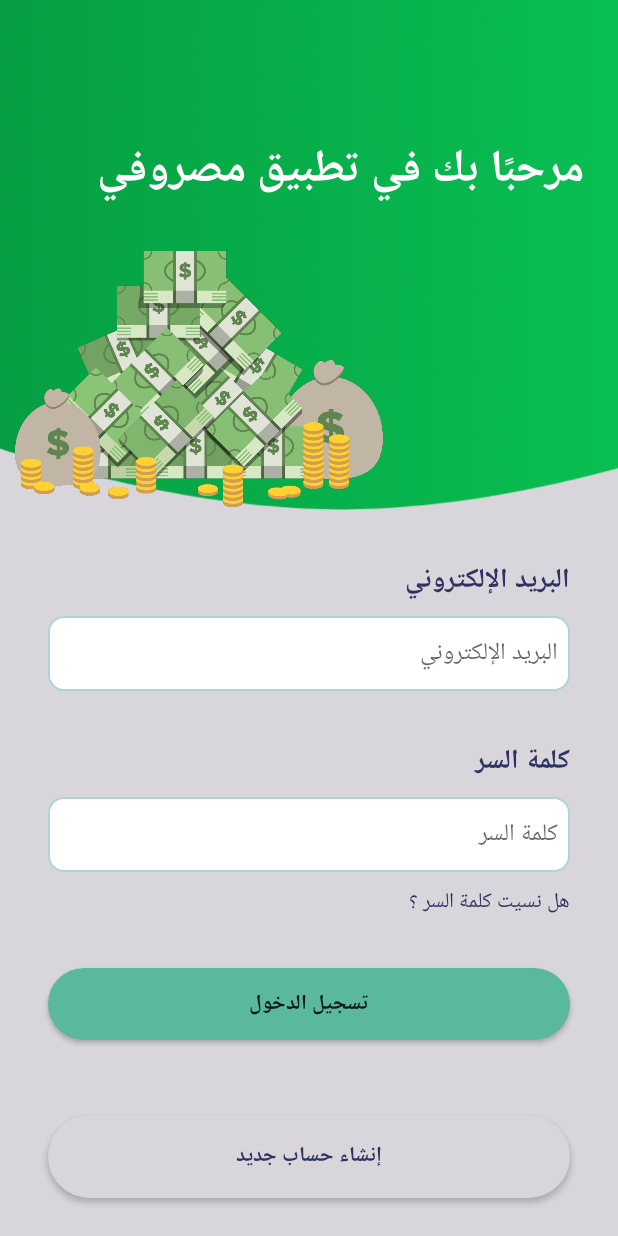
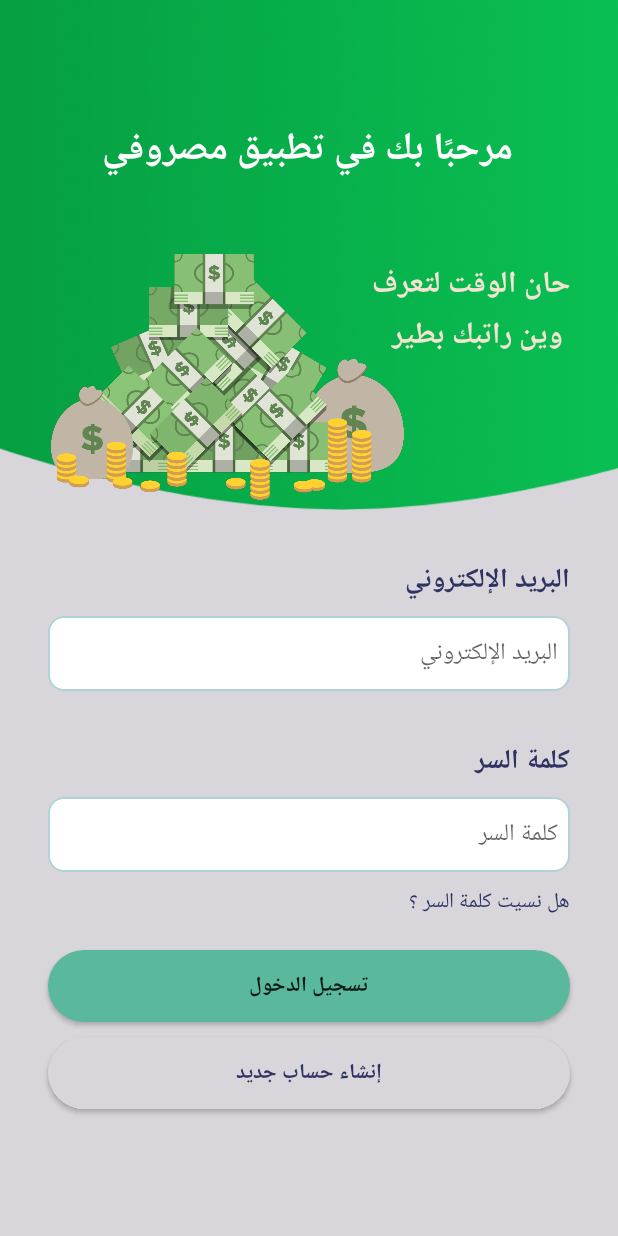
Before and after one commit to Adam-Saleem/Masroofe, an Android app: the screen it shows after launch (LoginActivity), on a phone screen of 412 x 824 dp. Run offline under Robolectric (Android 15) with nearby library versions, the phone set to English and light mode, and no system bars.

Commit message:
editScreensLayout

```diff
--- a/app/src/main/java/com/example/masroofe/LoginActivity.java
+++ b/app/src/main/java/com/example/masroofe/LoginActivity.java
@@ -12,8 +12,8 @@ public class LoginActivity extends AppCompatActivity {
         super.onCreate(savedInstanceState);
         setContentView(R.layout.login_activity);
 
-        getWindow().setFlags(WindowManager.LayoutParams.FLAG_FULLSCREEN,
-                WindowManager.LayoutParams.FLAG_FULLSCREEN);
+//        getWindow().setFlags(WindowManager.LayoutParams.FLAG_FULLSCREEN,
+//                WindowManager.LayoutParams.FLAG_FULLSCREEN);
 
         getSupportActionBar().hide();
 
--- a/app/src/main/res/layout/login_activity.xml
+++ b/app/src/main/res/layout/login_activity.xml
@@ -27,6 +27,7 @@
         app:layout_constraintVertical_bias="0.0"
         app:srcCompat="@drawable/top_background" />
 
+
     <TextView
         android:id="@+id/titleInLoginActivity"
         android:layout_width="wrap_content"
@@ -34,20 +35,36 @@
         android:layout_marginEnd="16dp"
         android:text="@string/mainTitleInLoginActivity"
         android:textColor="@color/white"
-        android:textSize="30sp"
+        android:textSize="25sp"
         android:textStyle="bold"
         app:layout_constraintBottom_toBottomOf="@+id/topBackgrond"
         app:layout_constraintEnd_toEndOf="parent"
-        app:layout_constraintHorizontal_bias="0.909"
+        app:layout_constraintHorizontal_bias="0.555"
         app:layout_constraintStart_toStartOf="parent"
         app:layout_constraintTop_toTopOf="parent"
-        app:layout_constraintVertical_bias="0.307" />
+        app:layout_constraintVertical_bias="0.266" />
+
+    <TextView
+        android:id="@+id/textView"
+        android:layout_width="wrap_content"
+        android:layout_height="wrap_content"
+        android:layout_marginEnd="32dp"
+        android:text="@string/noteInLoginActivity"
+        android:textColor="@color/champagne"
+        android:textSize="20sp"
+        android:textStyle="bold"
+        app:layout_constraintBottom_toTopOf="@+id/linearLayout"
+        app:layout_constraintEnd_toEndOf="parent"
+        app:layout_constraintHorizontal_bias="1.0"
+        app:layout_constraintStart_toEndOf="@+id/imgMoney"
+        app:layout_constraintTop_toBottomOf="@+id/titleInLoginActivity"
+        app:layout_constraintVertical_bias="0.343" />
 
     <ImageView
         android:id="@+id/imgMoney"
-        android:layout_width="245dp"
-        android:layout_height="177dp"
-        android:layout_marginStart="84dp"
+        android:layout_width="235dp"
+        android:layout_height="180dp"
+        android:layout_marginStart="108dp"
         android:layout_marginTop="16dp"
         app:layout_constraintBottom_toBottomOf="@+id/topBackgrond"
         app:layout_constraintStart_toStartOf="@+id/topBackgrond"
@@ -56,105 +73,109 @@
         app:srcCompat="@drawable/money" />
 
     <LinearLayout
+        android:id="@+id/linearLayout"
         android:layout_width="match_parent"
         android:layout_height="0dp"
         android:orientation="vertical"
         app:layout_constraintBottom_toBottomOf="parent"
         app:layout_constraintEnd_toEndOf="parent"
+        app:layout_constraintHorizontal_bias="0.0"
         app:layout_constraintStart_toStartOf="parent"
-        app:layout_constraintTop_toBottomOf="@+id/topBackgrond">
+        app:layout_constraintTop_toBottomOf="@+id/topBackgrond"
+        app:layout_constraintVertical_bias="0.0">
 
         <TextView
             android:id="@+id/emailTitle"
             android:layout_width="match_parent"
             android:layout_height="wrap_content"
+            android:layout_marginTop="32dp"
             android:layout_marginEnd="32dp"
+            android:text="@string/emailTitle"
+            android:textAlignment="textStart"
             android:textColor="@color/head_filed_color"
-            android:textAlignment="textStart"
-            android:layout_marginTop="32dp"
             android:textSize="18sp"
-            android:textStyle="bold"
-            android:text="@string/emailTitle" />
+            android:textStyle="bold" />
 
         <EditText
             android:id="@+id/email"
             android:layout_width="match_parent"
             android:layout_height="50dp"
             android:layout_marginStart="32dp"
+            android:layout_marginTop="8dp"
             android:layout_marginEnd="32dp"
+            android:background="@drawable/edit_text"
+            android:ems="10"
+            android:hint="البريد الإلكتروني"
+            android:inputType="textPersonName"
             android:padding="8dp"
-            android:ems="10"
-            android:background="@drawable/edit_text"
             android:textColor="@color/place_holder_color"
-            android:inputType="textPersonName"
-            android:hint="البريد الإلكتروني"
-            android:textSize="16sp"
-            android:layout_marginTop="8dp"/>
+            android:textSize="16sp" />
 
         <TextView
             android:id="@+id/passwordTitle"
             android:layout_width="match_parent"
             android:layout_height="wrap_content"
+            android:layout_marginTop="32dp"
             android:layout_marginEnd="32dp"
+            android:text="@string/passwordTitle"
+            android:textAlignment="textStart"
             android:textColor="@color/head_filed_color"
-            android:textAlignment="textStart"
-            android:layout_marginTop="32dp"
             android:textSize="18sp"
-            android:textStyle="bold"
-            android:text="@string/passwordTitle" />
+            android:textStyle="bold" />
 
         <EditText
             android:id="@+id/password"
             android:layout_width="match_parent"
             android:layout_height="50dp"
             android:layout_marginStart="32dp"
+            android:layout_marginTop="8dp"
             android:layout_marginEnd="32dp"
+            android:background="@drawable/edit_text"
+            android:ems="10"
+            android:hint="كلمة السر"
+            android:inputType="textPersonName"
             android:padding="8dp"
-            android:ems="10"
-            android:background="@drawable/edit_text"
             android:textColor="@color/place_holder_color"
-            android:inputType="textPersonName"
-            android:hint="كلمة السر"
-            android:textSize="16sp"
-            android:layout_marginTop="8dp"/>
+            android:textSize="16sp" />
 
         <TextView
             android:id="@+id/forgetPass"
             android:layout_width="match_parent"
             android:layout_height="wrap_content"
+            android:layout_marginTop="8dp"
+            android:layout_marginEnd="32dp"
             android:text="@string/forgetPass"
             android:textAlignment="textStart"
-            android:layout_marginEnd="32dp"
-            android:layout_marginTop="8dp"
-            android:textColor="#2f3363"/>
+            android:textColor="#2f3363" />
 
         <androidx.appcompat.widget.AppCompatButton
             android:id="@+id/loginBtn"
             android:layout_width="match_parent"
             android:layout_height="wrap_content"
+            android:layout_marginStart="32dp"
+            android:layout_marginTop="20dp"
+            android:layout_marginEnd="32dp"
             android:background="@drawable/btn_background"
             android:text="@string/loginBtnTitle"
-            android:textStyle="bold"
-            android:layout_marginTop="32dp"
-            android:layout_marginStart="32dp"
-            android:layout_marginEnd="32dp"/>
+            android:textStyle="bold" />
 
         <androidx.appcompat.widget.AppCompatButton
             android:id="@+id/signUpBtnInLoginActivity"
             android:layout_width="match_parent"
-            android:layout_height="55sp"
+            android:layout_height="wrap_content"
+            android:layout_marginStart="32dp"
+            android:layout_marginTop="10dp"
             android:layout_marginEnd="32dp"
-            android:layout_marginStart="32dp"
-            android:textStyle="bold"
+            android:background="@drawable/btnsignup_background"
+            android:text="إنشاء حساب جديد"
             android:textColor="@color/head_filed_color"
-            android:layout_marginTop="50dp"
-            android:background="@drawable/btnsignup_background"
-            android:text="إنشاء حساب جديد" />
+            android:textStyle="bold" />
 
 
     </LinearLayout>
 
 
+
 </androidx.constraintlayout.widget.ConstraintLayout>
 
 </LinearLayout>
--- a/app/src/main/res/layout/splash_activity.xml
+++ b/app/src/main/res/layout/splash_activity.xml
@@ -5,7 +5,7 @@
     xmlns:tools="http://schemas.android.com/tools"
     android:layout_width="match_parent"
     android:layout_height="match_parent"
-    android:background="@color/light_silver"
+    android:background="@color/white"
     android:orientation="vertical"
     tools:context=".SplashActivity">
 
@@ -23,12 +23,12 @@
         android:layout_width="wrap_content"
         android:layout_height="wrap_content"
         android:layout_gravity="center"
-        android:layout_marginTop="300dp"
+        android:layout_marginTop="200dp"
         android:fontFamily="casual"
+        android:text="@string/titleNameInSplashActivity"
+        android:textColor="@color/black"
         android:textSize="20sp"
-        android:textStyle="bold"
-        android:textColor="@color/black"
-        android:text="@string/titleNameInSplashActivity" />
+        android:textStyle="bold" />
 
 
 </LinearLayout>
--- a/app/src/main/res/values/strings.xml
+++ b/app/src/main/res/values/strings.xml
@@ -6,6 +6,7 @@
     <string name="passwordTitle">كلمة السر</string>
     <string name="forgetPass"> هل نسيت كلمة السر ؟</string>
     <string name="loginBtnTitle">تسجيل الدخول</string>
+    <string name="noteInLoginActivity">حان الوقت لتعرف\n وين راتبك بطير</string>
 
 
     titleOnLoginActivity
```
